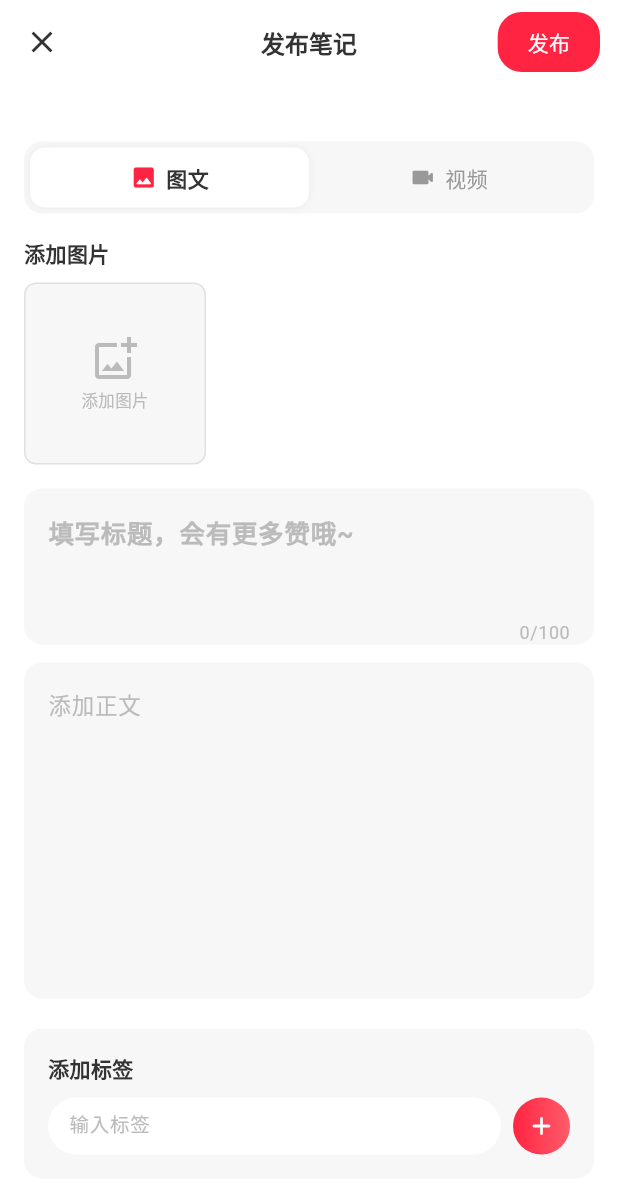
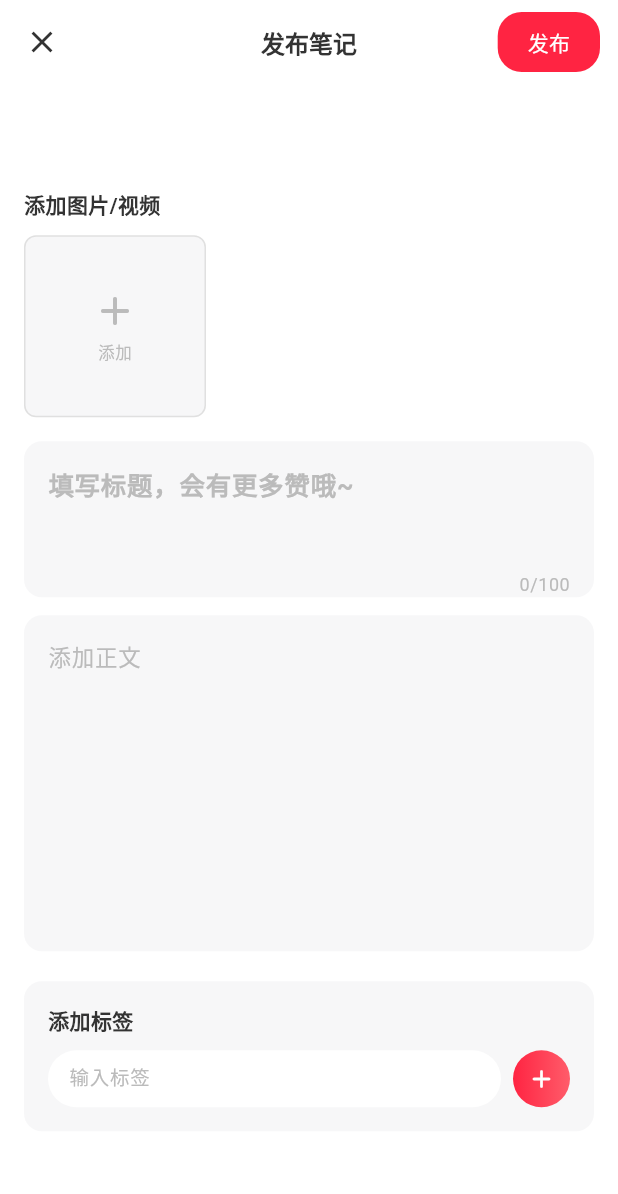
Before and after one commit to huddnyuesdi-cmd/yue-app, a Flutter app: the PublishPage screen opened directly, on a phone screen of 412 x 824 dp. Shown: the top 1194 px of the screen. Run offline on Flutter 3.47's test engine with Material 3 defaults, Android fonts, the phone set to English and light mode, and no system bars; our stand-ins replace dio, image_picker, open_filex, package_info_plus, permission_handler, shared_preferences; accounts and stored records are empty.

Commit message:
Merge video/image into unified media section and optimize tablet layout
1. Publish page: Remove separate image/video toggle (图文/视频), replace with
   unified media grid that allows both images and video together. Add bottom
   sheet picker for choosing between image and video. Auto-determine post type
   based on selected media.

2. LayoutConfig: Add responsive getMaxFormWidth() for tablets, make
   getGridColumnCount() and new getMediaGridColumnCount() responsive based on
   screen width (600px/900px breakpoints).

Co-authored-by: huddnyuesdi-cmd <262306562+huddnyuesdi-cmd@users.noreply.github.com>

```diff
--- a/yue_app/lib/config/layout_config.dart
+++ b/yue_app/lib/config/layout_config.dart
@@ -1,7 +1,23 @@
 class LayoutConfig {
   static const double maxFormWidth = 480;
 
+  /// Returns a responsive max form width for tablets.
+  /// On screens wider than 600px (tablet), allows up to 680px.
+  static double getMaxFormWidth(double screenWidth) {
+    if (screenWidth >= 900) return 680;
+    if (screenWidth >= 600) return 560;
+    return maxFormWidth;
+  }
+
   static int getGridColumnCount(double width) {
+    if (width >= 900) return 4;
+    if (width >= 600) return 3;
     return 2;
   }
+
+  /// Returns the media grid column count for the publish page.
+  static int getMediaGridColumnCount(double width) {
+    if (width >= 600) return 4;
+    return 3;
+  }
 }
--- a/yue_app/lib/pages/publish_page.dart
+++ b/yue_app/lib/pages/publish_page.dart
@@ -21,7 +21,6 @@ class _PublishPageState extends State<PublishPage> {
   File? _selectedVideo;
   bool _isPublishing = false;
   bool _isUploading = false;
-  int _postType = 1; // 1=图文, 2=视频
   final ImagePicker _picker = ImagePicker();
 
   @override
@@ -106,17 +105,6 @@ class _PublishPageState extends State<PublishPage> {
     });
   }
 
-  void _switchPostType(int type) {
-    setState(() {
-      _postType = type;
-      if (type == 1) {
-        _selectedVideo = null;
-      } else {
-        _selectedImages.clear();
-      }
-    });
-  }
-
   Future<void> _publish() async {
     final title = _titleController.text.trim();
     final content = _contentController.text.trim();
@@ -138,8 +126,11 @@ class _PublishPageState extends State<PublishPage> {
       List<String>? imageUrls;
       String? videoUrl;
 
+      // Auto-determine post type: video present → type 2, otherwise → type 1
+      final postType = _selectedVideo != null ? 2 : 1;
+
       // Upload images
-      if (_postType == 1 && _selectedImages.isNotEmpty) {
+      if (_selectedImages.isNotEmpty) {
         imageUrls = [];
         for (final imageFile in _selectedImages) {
           final url = await postService.uploadImage(imageFile.path);
@@ -148,7 +139,7 @@ class _PublishPageState extends State<PublishPage> {
       }
 
       // Upload video
-      if (_postType == 2 && _selectedVideo != null) {
+      if (_selectedVideo != null) {
         videoUrl = await postService.uploadVideo(_selectedVideo!.path);
       }
 
@@ -162,7 +153,7 @@ class _PublishPageState extends State<PublishPage> {
         tags: _tags,
         imageUrls: imageUrls,
         video: videoUrl,
-        type: _postType,
+        type: postType,
       );
 
       if (!mounted) return;
@@ -219,20 +210,20 @@ class _PublishPageState extends State<PublishPage> {
           ),
         ],
       ),
-      body: Center(
+      body: LayoutBuilder(
+        builder: (context, constraints) {
+          final maxWidth = LayoutConfig.getMaxFormWidth(constraints.maxWidth);
+          final mediaGridColumns = LayoutConfig.getMediaGridColumnCount(constraints.maxWidth);
+          return Center(
             child: ConstrainedBox(
-          constraints: const BoxConstraints(maxWidth: LayoutConfig.maxFormWidth),
+              constraints: BoxConstraints(maxWidth: maxWidth),
         child: SingleChildScrollView(
         padding: const EdgeInsets.all(16),
         child: Column(
           crossAxisAlignment: CrossAxisAlignment.start,
           children: [
-            // Post type toggle
-            _buildPostTypeToggle(),
-            const SizedBox(height: 16),
-            // Media section
-            if (_postType == 1) _buildImageSection(),
-            if (_postType == 2) _buildVideoSection(),
+            // Unified media section
+            _buildMediaSection(mediaGridColumns),
             const SizedBox(height: 16),
             // Title input
             Container(
@@ -384,129 +375,105 @@ class _PublishPageState extends State<PublishPage> {
         ),
         ),
         ),
+          );
+        },
       ),
     );
   }
 
-  Widget _buildPostTypeToggle() {
-    return Container(
-      decoration: BoxDecoration(
-        color: const Color(0xFFF7F7F8),
-        borderRadius: BorderRadius.circular(12),
-      ),
-      padding: const EdgeInsets.all(4),
-      child: Row(
-        children: [
-          Expanded(
-            child: GestureDetector(
-              onTap: () => _switchPostType(1),
-              child: Container(
-                padding: const EdgeInsets.symmetric(vertical: 10),
-                decoration: BoxDecoration(
-                  color: _postType == 1 ? Colors.white : Colors.transparent,
-                  borderRadius: BorderRadius.circular(10),
-                  boxShadow: _postType == 1
-                      ? [BoxShadow(color: Colors.black.withValues(alpha: 0.05), blurRadius: 4)]
-                      : null,
-                ),
-                child: Row(
-                  mainAxisAlignment: MainAxisAlignment.center,
-                  children: [
-                    Icon(Icons.image_rounded,
-                        size: 18,
-                        color: _postType == 1 ? const Color(0xFFFF2442) : const Color(0xFF999999)),
-                    const SizedBox(width: 6),
-                    Text(
-                      '图文',
-                      style: TextStyle(
-                        fontSize: 14,
-                        fontWeight: _postType == 1 ? FontWeight.w600 : FontWeight.normal,
-                        color: _postType == 1 ? const Color(0xFF333333) : const Color(0xFF999999),
-                      ),
-                    ),
-                  ],
-                ),
-              ),
-            ),
-          ),
-          Expanded(
-            child: GestureDetector(
-              onTap: () => _switchPostType(2),
-              child: Container(
-                padding: const EdgeInsets.symmetric(vertical: 10),
-                decoration: BoxDecoration(
-                  color: _postType == 2 ? Colors.white : Colors.transparent,
-                  borderRadius: BorderRadius.circular(10),
-                  boxShadow: _postType == 2
-                      ? [BoxShadow(color: Colors.black.withValues(alpha: 0.05), blurRadius: 4)]
-                      : null,
-                ),
-                child: Row(
-                  mainAxisAlignment: MainAxisAlignment.center,
-                  children: [
-                    Icon(Icons.videocam_rounded,
-                        size: 18,
-                        color: _postType == 2 ? const Color(0xFFFF2442) : const Color(0xFF999999)),
-                    const SizedBox(width: 6),
-                    Text(
-                      '视频',
-                      style: TextStyle(
-                        fontSize: 14,
-                        fontWeight: _postType == 2 ? FontWeight.w600 : FontWeight.normal,
-                        color: _postType == 2 ? const Color(0xFF333333) : const Color(0xFF999999),
-                      ),
-                    ),
-                  ],
-                ),
-              ),
-            ),
-          ),
-        ],
-      ),
-    );
-  }
+  Widget _buildMediaSection(int gridColumns) {
+    final totalMedia = _selectedImages.length + (_selectedVideo != null ? 1 : 0);
+    final canAddImage = _selectedImages.length < 9;
+    final canAddVideo = _selectedVideo == null;
+    final showAddButton = canAddImage || canAddVideo;
 
-  Widget _buildImageSection() {
     return Column(
       crossAxisAlignment: CrossAxisAlignment.start,
       children: [
         const Text(
-          '添加图片',
+          '添加图片/视频',
           style: TextStyle(fontSize: 14, fontWeight: FontWeight.w600, color: Color(0xFF333333)),
         ),
         const SizedBox(height: 10),
         GridView.builder(
           shrinkWrap: true,
           physics: const NeverScrollableScrollPhysics(),
-          gridDelegate: const SliverGridDelegateWithFixedCrossAxisCount(
-            crossAxisCount: 3,
+          gridDelegate: SliverGridDelegateWithFixedCrossAxisCount(
+            crossAxisCount: gridColumns,
             crossAxisSpacing: 8,
             mainAxisSpacing: 8,
           ),
-          itemCount: _selectedImages.length + (_selectedImages.length < 9 ? 1 : 0),
+          itemCount: totalMedia + (showAddButton ? 1 : 0),
           itemBuilder: (context, index) {
-            if (index == _selectedImages.length) {
+            // Video item (shown first if present)
+            if (_selectedVideo != null && index == 0) {
+              return _buildVideoThumbnail();
+            }
+
+            // Offset index for images when video is present
+            final imageIndex = _selectedVideo != null ? index - 1 : index;
+
             // Add button
-              return GestureDetector(
-                onTap: _pickImages,
-                child: Container(
+            if (imageIndex == _selectedImages.length) {
+              return _buildAddMediaButton();
+            }
+
+            // Image preview
+            return _buildImageThumbnail(imageIndex);
+          },
+        ),
+        if (totalMedia > 0)
+          Padding(
+            padding: const EdgeInsets.only(top: 6),
+            child: Text(
+              '${_selectedImages.length}/9 图片${_selectedVideo != null ? '  ·  1 视频' : ''}',
+              style: const TextStyle(fontSize: 12, color: Color(0xFF999999)),
+            ),
+          ),
+      ],
+    );
+  }
+
+  Widget _buildVideoThumbnail() {
+    return Stack(
+      children: [
+        Container(
           decoration: BoxDecoration(
-                    color: const Color(0xFFF7F7F8),
+            color: const Color(0xFF1A1A1A),
             borderRadius: BorderRadius.circular(8),
-                    border: Border.all(color: const Color(0xFFE0E0E0), width: 1),
           ),
-                  child: const Column(
+          child: const Center(
+            child: Column(
               mainAxisAlignment: MainAxisAlignment.center,
               children: [
-                      Icon(Icons.add_photo_alternate_outlined, size: 32, color: Color(0xFFBBBBBB)),
+                Icon(Icons.videocam_rounded, size: 32, color: Colors.white70),
                 SizedBox(height: 4),
-                      Text('添加图片', style: TextStyle(fontSize: 11, color: Color(0xFFBBBBBB))),
+                Text('视频', style: TextStyle(color: Colors.white70, fontSize: 11)),
               ],
             ),
           ),
+        ),
+        Positioned(
+          top: 4,
+          right: 4,
+          child: GestureDetector(
+            onTap: _removeVideo,
+            child: Container(
+              width: 22,
+              height: 22,
+              decoration: BoxDecoration(
+                color: Colors.black.withValues(alpha: 0.5),
+                shape: BoxShape.circle,
+              ),
+              child: const Icon(Icons.close, size: 14, color: Colors.white),
+            ),
+          ),
+        ),
+      ],
     );
   }
-            // Image preview
+
+  Widget _buildImageThumbnail(int index) {
     return Stack(
       children: [
         ClipRRect(
@@ -536,103 +503,70 @@ class _PublishPageState extends State<PublishPage> {
         ),
       ],
     );
-          },
-        ),
-        if (_selectedImages.isNotEmpty)
-          Padding(
-            padding: const EdgeInsets.only(top: 6),
-            child: Text(
-              '${_selectedImages.length}/9',
-              style: const TextStyle(fontSize: 12, color: Color(0xFF999999)),
-            ),
-          ),
-      ],
-    );
   }
 
-  Widget _buildVideoSection() {
-    if (_selectedVideo != null) {
-      return Column(
-        crossAxisAlignment: CrossAxisAlignment.start,
-        children: [
-          const Text(
-            '已选视频',
-            style: TextStyle(fontSize: 14, fontWeight: FontWeight.w600, color: Color(0xFF333333)),
-          ),
-          const SizedBox(height: 10),
-          Stack(
-            children: [
-              Container(
-                width: double.infinity,
-                height: 200,
-                decoration: BoxDecoration(
-                  color: const Color(0xFF1A1A1A),
-                  borderRadius: BorderRadius.circular(12),
-                ),
-                child: const Center(
-                  child: Column(
-                    mainAxisAlignment: MainAxisAlignment.center,
-                    children: [
-                      Icon(Icons.videocam_rounded, size: 48, color: Colors.white70),
-                      SizedBox(height: 8),
-                      Text('视频已选择', style: TextStyle(color: Colors.white70, fontSize: 14)),
-                    ],
-                  ),
-                ),
-              ),
-              Positioned(
-                top: 8,
-                right: 8,
-                child: GestureDetector(
-                  onTap: _removeVideo,
+  Widget _buildAddMediaButton() {
+    return GestureDetector(
+      onTap: _showMediaPicker,
       child: Container(
-                    width: 28,
-                    height: 28,
-                    decoration: BoxDecoration(
-                      color: Colors.black.withValues(alpha: 0.5),
-                      shape: BoxShape.circle,
-                    ),
-                    child: const Icon(Icons.close, size: 16, color: Colors.white),
-                  ),
-                ),
-              ),
-            ],
-          ),
-        ],
-      );
-    }
-
-    return Column(
-      crossAxisAlignment: CrossAxisAlignment.start,
-      children: [
-        const Text(
-          '添加视频',
-          style: TextStyle(fontSize: 14, fontWeight: FontWeight.w600, color: Color(0xFF333333)),
-        ),
-        const SizedBox(height: 10),
-        GestureDetector(
-          onTap: _pickVideo,
-          child: Container(
-            width: double.infinity,
-            height: 160,
         decoration: BoxDecoration(
           color: const Color(0xFFF7F7F8),
-              borderRadius: BorderRadius.circular(12),
+          borderRadius: BorderRadius.circular(8),
           border: Border.all(color: const Color(0xFFE0E0E0), width: 1),
         ),
         child: const Column(
           mainAxisAlignment: MainAxisAlignment.center,
           children: [
-                Icon(Icons.video_call_rounded, size: 40, color: Color(0xFFBBBBBB)),
-                SizedBox(height: 8),
-                Text('点击选择视频', style: TextStyle(fontSize: 14, color: Color(0xFFBBBBBB))),
+            Icon(Icons.add_rounded, size: 32, color: Color(0xFFBBBBBB)),
             SizedBox(height: 4),
-                Text('支持mp4、mov等格式', style: TextStyle(fontSize: 12, color: Color(0xFFCCCCCC))),
+            Text('添加', style: TextStyle(fontSize: 11, color: Color(0xFFBBBBBB))),
           ],
         ),
       ),
-        ),
-      ],
     );
   }
+
+  void _showMediaPicker() {
+    final canAddImage = _selectedImages.length < 9;
+    final canAddVideo = _selectedVideo == null;
+
+    if (canAddImage && canAddVideo) {
+      showModalBottomSheet(
+        context: context,
+        shape: const RoundedRectangleBorder(
+          borderRadius: BorderRadius.vertical(top: Radius.circular(16)),
+        ),
+        builder: (context) => SafeArea(
+          child: Column(
+            mainAxisSize: MainAxisSize.min,
+            children: [
+              ListTile(
+                leading: const Icon(Icons.image_rounded, color: Color(0xFFFF2442)),
+                title: const Text('添加图片'),
+                subtitle: Text('还可添加 ${9 - _selectedImages.length} 张'),
+                onTap: () {
+                  Navigator.pop(context);
+                  _pickImages();
+                },
+              ),
+              ListTile(
+                leading: const Icon(Icons.videocam_rounded, color: Color(0xFFFF2442)),
+                title: const Text('添加视频'),
+                subtitle: const Text('支持mp4、mov等格式'),
+                onTap: () {
+                  Navigator.pop(context);
+                  _pickVideo();
+                },
+              ),
+              const SizedBox(height: 8),
+            ],
+          ),
+        ),
+      );
+    } else if (canAddImage) {
+      _pickImages();
+    } else if (canAddVideo) {
+      _pickVideo();
     }
+  }
+}
```
Lines whose indentation alone changed are shown as unchanged.
